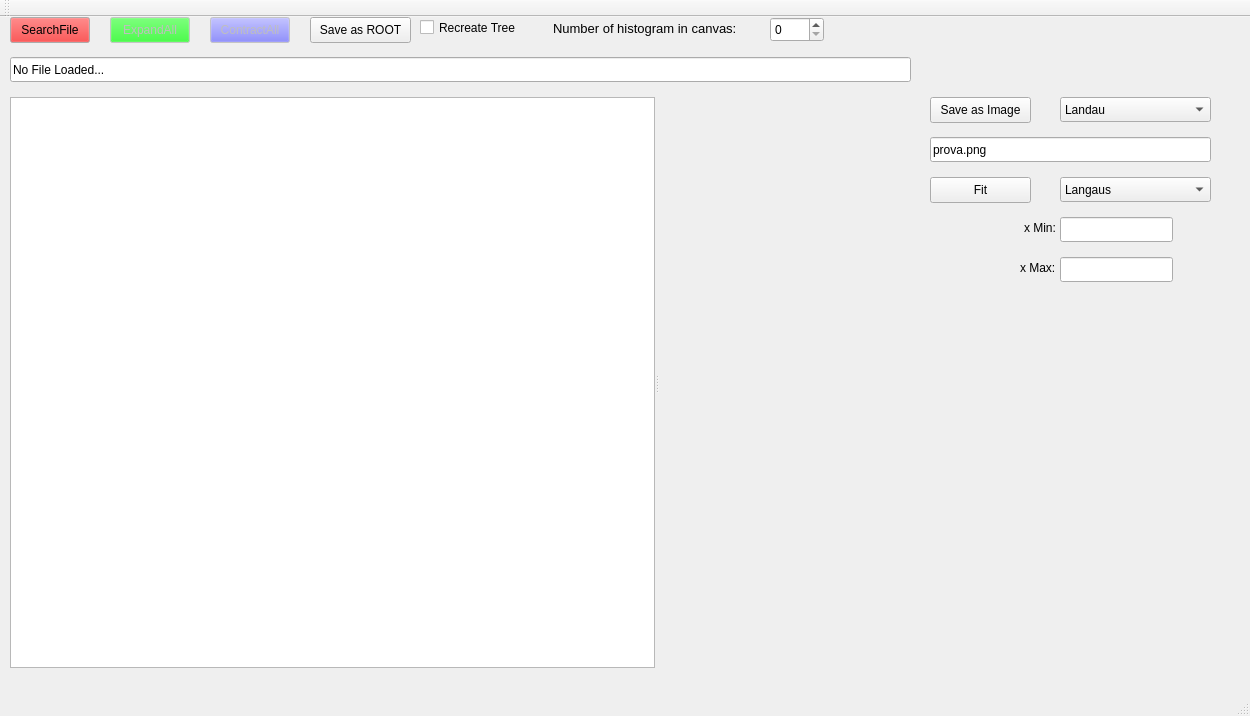
Above: walden/uiFiles/mainwindow.ui from afrankenthal/Monicelli before the change. Below: the same form after it.
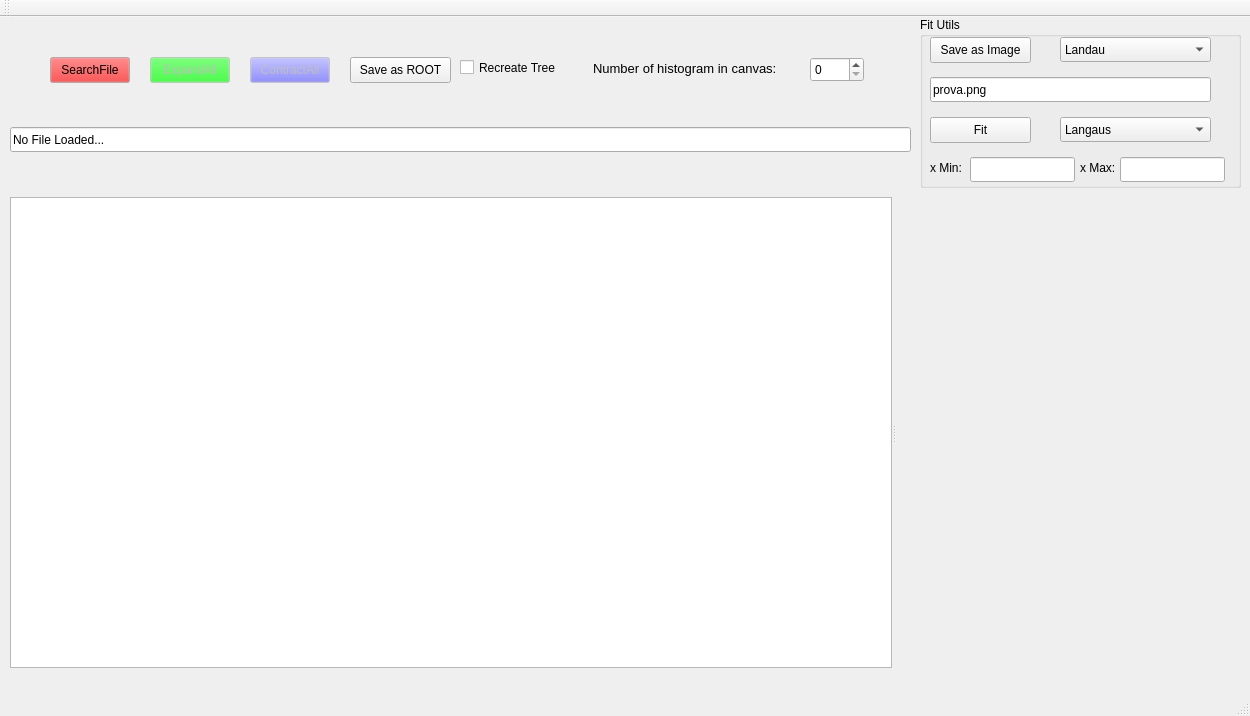
That is the form after the change.

Commit message: Improved walden graphics

What changed in the file:
```diff
--- a/walden/uiFiles/mainwindow.ui
+++ b/walden/uiFiles/mainwindow.ui
@@ -17,8 +17,8 @@
    <widget class="QPushButton" name="BrowsePB">
     <property name="geometry">
      <rect>
-      <x>10</x>
-      <y>0</y>
+      <x>50</x>
+      <y>40</y>
       <width>80</width>
       <height>26</height>
      </rect>
@@ -70,8 +70,8 @@
     </property>
     <property name="geometry">
      <rect>
-      <x>110</x>
-      <y>0</y>
+      <x>150</x>
+      <y>40</y>
       <width>80</width>
       <height>26</height>
      </rect>
@@ -123,8 +123,8 @@
     </property>
     <property name="geometry">
      <rect>
-      <x>210</x>
-      <y>0</y>
+      <x>250</x>
+      <y>40</y>
       <width>80</width>
       <height>26</height>
      </rect>
@@ -173,8 +173,8 @@
    <widget class="QCheckBox" name="recreateTreeCB">
     <property name="geometry">
      <rect>
-      <x>420</x>
-      <y>0</y>
+      <x>460</x>
+      <y>40</y>
       <width>111</width>
       <height>21</height>
      </rect>
@@ -186,8 +186,8 @@
    <widget class="QPushButton" name="savePB">
     <property name="geometry">
      <rect>
-      <x>310</x>
-      <y>0</y>
+      <x>350</x>
+      <y>40</y>
       <width>101</width>
       <height>26</height>
      </rect>
@@ -199,8 +199,8 @@
    <widget class="QLabel" name="label">
     <property name="geometry">
      <rect>
-      <x>553</x>
-      <y>-4</y>
+      <x>593</x>
+      <y>36</y>
       <width>221</width>
       <height>31</height>
      </rect>
@@ -219,8 +219,8 @@
    <widget class="QSpinBox" name="maxNumOfHistSB">
     <property name="geometry">
      <rect>
-      <x>770</x>
-      <y>0</y>
+      <x>810</x>
+      <y>40</y>
       <width>54</width>
       <height>25</height>
      </rect>
@@ -236,9 +236,9 @@
     <property name="geometry">
      <rect>
       <x>10</x>
-      <y>80</y>
-      <width>901</width>
-      <height>571</height>
+      <y>180</y>
+      <width>1231</width>
+      <height>471</height>
      </rect>
     </property>
     <property name="sizePolicy">
@@ -280,7 +280,7 @@
     <property name="geometry">
      <rect>
       <x>10</x>
-      <y>40</y>
+      <y>110</y>
       <width>901</width>
       <height>25</height>
      </rect>
@@ -289,11 +289,58 @@
      <string>No File Loaded...</string>
     </property>
    </widget>
+   <widget class="QGroupBox" name="fitGB">
+    <property name="geometry">
+     <rect>
+      <x>920</x>
+      <y>0</y>
+      <width>321</width>
+      <height>171</height>
+     </rect>
+    </property>
+    <property name="title">
+     <string>Fit Utils</string>
+    </property>
+    <widget class="QLineEdit" name="xMaxLE">
+     <property name="geometry">
+      <rect>
+       <x>200</x>
+       <y>140</y>
+       <width>105</width>
+       <height>25</height>
+      </rect>
+     </property>
+    </widget>
+    <widget class="QComboBox" name="imageCB">
+     <property name="geometry">
+      <rect>
+       <x>140</x>
+       <y>20</y>
+       <width>151</width>
+       <height>25</height>
+      </rect>
+     </property>
+     <item>
+      <property name="text">
+       <string>Landau</string>
+      </property>
+     </item>
+     <item>
+      <property name="text">
+       <string>cellEfficiency</string>
+      </property>
+     </item>
+     <item>
+      <property name="text">
+       <string>other</string>
+      </property>
+     </item>
+    </widget>
    <widget class="QPushButton" name="saveAsImagePB">
     <property name="geometry">
      <rect>
-      <x>930</x>
-      <y>80</y>
+       <x>10</x>
+       <y>20</y>
       <width>101</width>
       <height>26</height>
      </rect>
@@ -305,8 +352,8 @@
    <widget class="QLineEdit" name="imageNameLE">
     <property name="geometry">
      <rect>
-      <x>930</x>
-      <y>120</y>
+       <x>10</x>
+       <y>60</y>
       <width>281</width>
       <height>25</height>
      </rect>
@@ -315,49 +362,37 @@
      <string>prova.png</string>
     </property>
    </widget>
-   <widget class="QPushButton" name="fitPlotPB">
+    <widget class="QLabel" name="label_3">
     <property name="geometry">
      <rect>
-      <x>930</x>
-      <y>160</y>
-      <width>101</width>
-      <height>26</height>
+       <x>160</x>
+       <y>140</y>
+       <width>41</width>
+       <height>21</height>
      </rect>
     </property>
     <property name="text">
-     <string>Fit</string>
-    </property>
-   </widget>
-   <widget class="QComboBox" name="imageCB">
+      <string>x Max:</string>
+     </property>
+    </widget>
+    <widget class="QLabel" name="label_2">
     <property name="geometry">
      <rect>
-      <x>1060</x>
-      <y>80</y>
-      <width>151</width>
-      <height>25</height>
-     </rect>
-    </property>
-    <item>
+       <x>10</x>
+       <y>140</y>
+       <width>41</width>
+       <height>21</height>
+      </rect>
+     </property>
      <property name="text">
-      <string>Landau</string>
+      <string>x Min:</string>
      </property>
-    </item>
-    <item>
-     <property name="text">
-      <string>cellEfficiency</string>
-     </property>
-    </item>
-    <item>
-     <property name="text">
-      <string>other</string>
-     </property>
-    </item>
    </widget>
    <widget class="QComboBox" name="fitFunctionCB">
     <property name="geometry">
      <rect>
-      <x>1060</x>
-      <y>160</y>
+       <x>140</x>
+       <y>100</y>
       <width>151</width>
       <height>25</height>
      </rect>
@@ -376,48 +411,26 @@
    <widget class="QLineEdit" name="xMinLE">
     <property name="geometry">
      <rect>
-      <x>1060</x>
-      <y>200</y>
-      <width>113</width>
+       <x>50</x>
+       <y>140</y>
+       <width>105</width>
       <height>25</height>
      </rect>
     </property>
    </widget>
-   <widget class="QLineEdit" name="xMaxLE">
+    <widget class="QPushButton" name="fitPlotPB">
     <property name="geometry">
      <rect>
-      <x>1060</x>
-      <y>240</y>
-      <width>113</width>
-      <height>25</height>
-     </rect>
-    </property>
-   </widget>
-   <widget class="QLabel" name="label_2">
-    <property name="geometry">
-     <rect>
-      <x>1024</x>
-      <y>200</y>
-      <width>41</width>
-      <height>21</height>
-     </rect>
-    </property>
+       <x>10</x>
+       <y>100</y>
+       <width>101</width>
+       <height>26</height>
+      </rect>
+     </property>
     <property name="text">
-     <string>x Min:</string>
-    </property>
-   </widget>
-   <widget class="QLabel" name="label_3">
-    <property name="geometry">
-     <rect>
-      <x>1020</x>
-      <y>240</y>
-      <width>41</width>
-      <height>21</height>
-     </rect>
-    </property>
-    <property name="text">
-     <string>x Max:</string>
-    </property>
+      <string>Fit</string>
+     </property>
+    </widget>
    </widget>
   </widget>
   <widget class="QMenuBar" name="menuBar">
```
Lines whose indentation alone changed are shown as unchanged.
